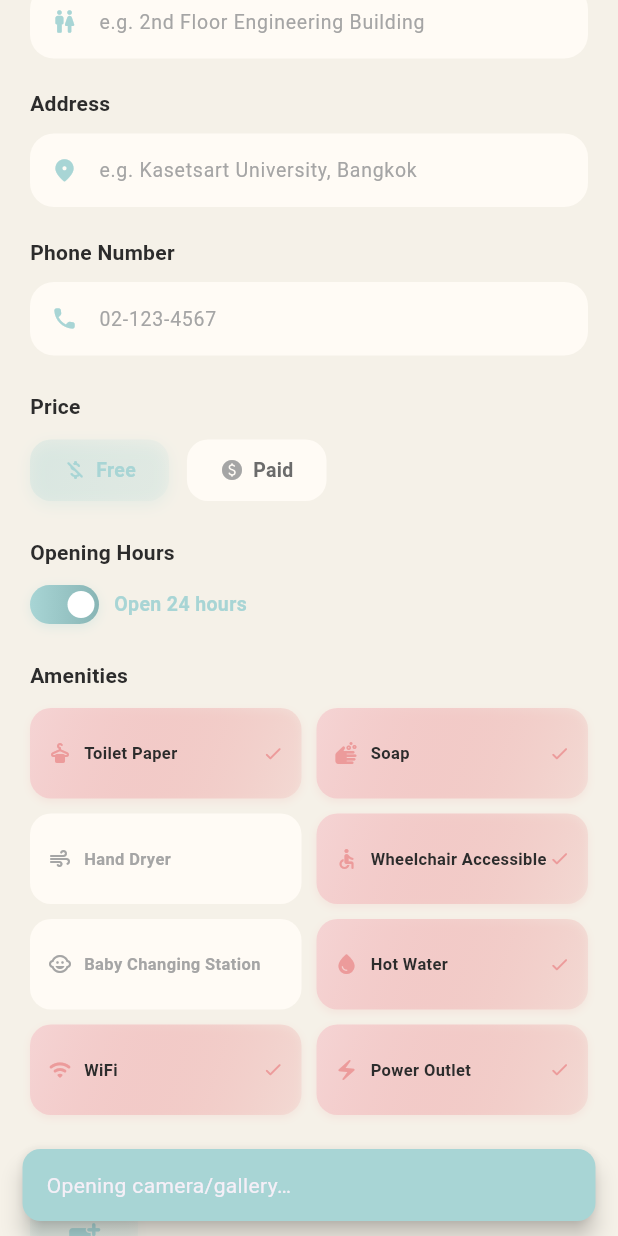
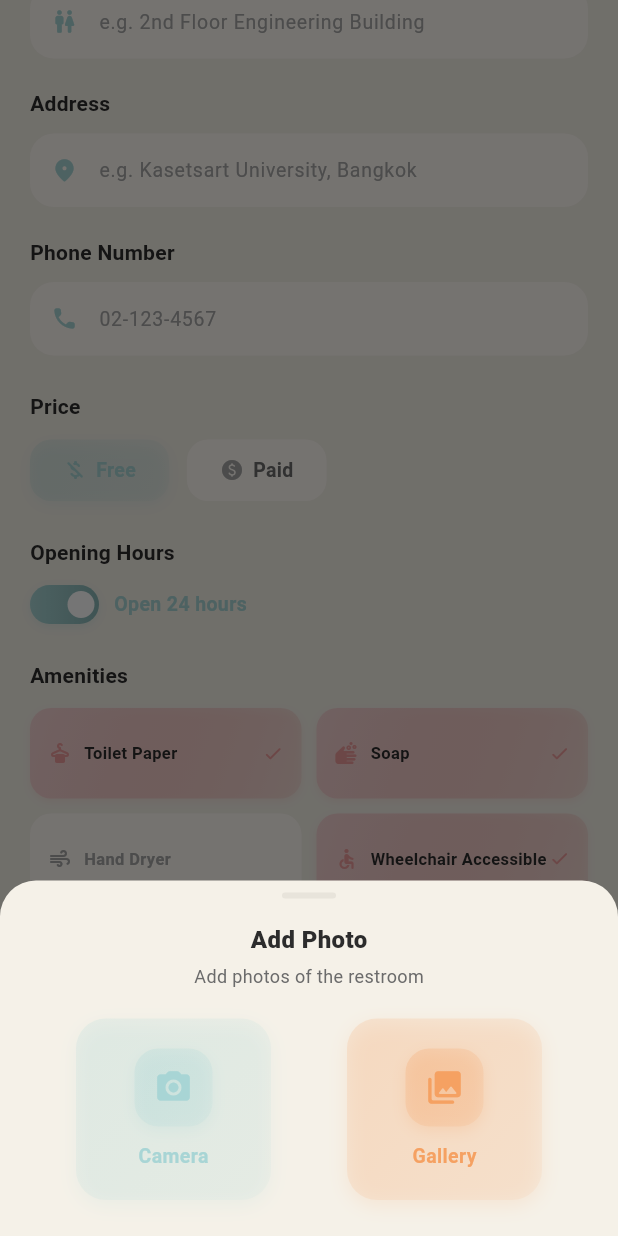
Before and after one commit to chaoticJester/01418342-Project-RestroomNearU, a Flutter app: the AddNewRestroomPage screen opened by its route, scrolled down 576 dp, after a tap on "Add", on a phone screen of 412 x 824 dp. Run offline on Flutter 3.47's test engine with Material 3 defaults, Android fonts, the phone set to English and light mode, and no system bars; our stand-ins replace cloud_firestore, firebase_auth, firebase_core, firebase_storage, font_awesome_flutter, geolocator and 3 more; accounts and stored records are empty.

Commit message:
Improve add new restroom page functionality
- Enhanced form validation and user input handling
- Improved location picker and map integration
- Added better image upload and preview
- Enhanced submit process with loading states

Co-Authored-By: Warp <agent@warp.dev>

```diff
--- a/lib/pages/user/add_new_restroom_page.dart
+++ b/lib/pages/user/add_new_restroom_page.dart
@@ -1,6 +1,11 @@
+import 'dart:io';
+import 'package:flutter/foundation.dart';
+import 'package:flutter/gestures.dart';
 import 'package:flutter/material.dart';
 import 'package:flutter/services.dart';
 import 'package:cloud_firestore/cloud_firestore.dart';
+import 'package:firebase_storage/firebase_storage.dart';
+import 'package:image_picker/image_picker.dart';
 import 'package:restroom_near_u/models/request_model.dart';
 import 'package:restroom_near_u/models/restroom_model.dart';
 import 'package:restroom_near_u/services/request_firestore.dart';
@@ -74,6 +79,8 @@ class _AddNewRestroomPageState extends State<AddNewRestroomPage>
   };
 
   List<String> photoUrls = [];
+  List<File> _localPhotos = [];   // local files staged before upload
+  bool _isUploadingPhotos = false;
 
   // Entry animation
   late AnimationController _enterCtrl;
@@ -270,8 +277,20 @@ class _AddNewRestroomPageState extends State<AddNewRestroomPage>
 
       try {
         // 1. นำข้อมูลจากฟอร์มมาสร้างเป็น RestroomModel ก่อน
+        // Pre-generate a doc ID so we can use it for Storage paths
+        final docRef = FirebaseFirestore.instance.collection('requests').doc();
+        final tempId = docRef.id;
+
+        // Upload photos to Firebase Storage (if any)
+        List<String> uploadedUrls = [];
+        if (_localPhotos.isNotEmpty) {
+          setState(() => _isUploadingPhotos = true);
+          uploadedUrls = await _uploadPhotos(tempId);
+          setState(() => _isUploadingPhotos = false);
+        }
+
         final newRestroom = RestroomModel(
-          restroomId: '', // ปล่อยว่างไว้ เพราะยังไม่ได้อนุมัติจริง
+          restroomId: '',
           restroomName: _nameController.text,
           address: _locationController.text,
           latitude: _selectedLatitude!,
@@ -282,16 +301,16 @@ class _AddNewRestroomPageState extends State<AddNewRestroomPage>
           is24hrs: is24Hours,
           phoneNumber: _phoneController.text,
           amenities: _amenities,
-          photos: photoUrls,
+          photos: uploadedUrls,   // real Firebase Storage URLs
           createdBy: currentUserId,
         );
 
         // 2. นำ RestroomModel มาห่อด้วย RequestModel อีกชั้น
         final newRequest = RequestModel(
-          requestId: '',
+          requestId: tempId,
           restroom: newRestroom,
           userId: currentUserId,
-          createdAt: Timestamp.now(), // ใช้งาน Timestamp จาก Firestore
+          createdAt: Timestamp.now(),
         );
 
         // 3. ส่งข้อมูลขึ้น Firestore ผ่าน RequestService
@@ -571,9 +590,15 @@ class _AddNewRestroomPageState extends State<AddNewRestroomPage>
                   _selectedLongitude = _currentMapPosition.longitude;
                 });
               },
-              zoomControlsEnabled: false, // ซ่อนปุ่มซูมเพื่อความสะอาดตา
-              myLocationEnabled: _hasLocationPermission,    // แสดงจุดฟ้าๆ ของผู้ใช้
-              myLocationButtonEnabled: false, // ซ่อนปุ่มตำแหน่งของ Google เพื่อใช้ปุ่มของเราแทน
+              zoomControlsEnabled: false,
+              myLocationEnabled: _hasLocationPermission,
+              myLocationButtonEnabled: false,
+              // Allow map gestures to win over the parent ScrollView
+              gestureRecognizers: <Factory<OneSequenceGestureRecognizer>>{
+                Factory<EagerGestureRecognizer>(
+                  () => EagerGestureRecognizer(),
+                ),
+              },
             ),
 
             // 2. หมุดตรงกลาง (จะอยู่กับที่เสมอขณะที่แผนที่ขยับ)
@@ -606,14 +631,7 @@ class _AddNewRestroomPageState extends State<AddNewRestroomPage>
     return GestureDetector(
       onTap: () {
         HapticFeedback.lightImpact();
-        ScaffoldMessenger.of(context).showSnackBar(
-          SnackBar(
-            content: const Text('Getting current location…'),
-            backgroundColor: _C.mint,
-            behavior: SnackBarBehavior.floating,
-            shape: RoundedRectangleBorder(borderRadius: BorderRadius.circular(12)),
-          ),
-        );
+        _getCurrentLocation();
       },
       child: Row(
         mainAxisSize: MainAxisSize.min,
@@ -976,40 +994,136 @@ class _AddNewRestroomPageState extends State<AddNewRestroomPage>
     );
   }
 
+  // ── Photo picker helpers ─────────────────────────────────────────
+  void _showPhotoSourceSheet() {
+    showModalBottomSheet(
+      context: context,
+      backgroundColor: _C.bg,
+      shape: const RoundedRectangleBorder(
+          borderRadius: BorderRadius.vertical(top: Radius.circular(24))),
+      builder: (ctx) => SafeArea(
+        child: Column(
+          mainAxisSize: MainAxisSize.min,
+          children: [
+            const SizedBox(height: 8),
+            Container(
+                width: 36, height: 4,
+                decoration: BoxDecoration(
+                    color: _C.divider, borderRadius: BorderRadius.circular(99))),
+            const SizedBox(height: 16),
+            const Text('Add Photo',
+                style: TextStyle(fontSize: 16, fontWeight: FontWeight.w800, color: _C.textDark)),
+            const SizedBox(height: 4),
+            const Text('Add photos of the restroom',
+                style: TextStyle(fontSize: 12, color: _C.textMid)),
+            const SizedBox(height: 20),
+            Row(
+              mainAxisAlignment: MainAxisAlignment.spaceEvenly,
+              children: [
+                _PhotoSourceBtn(
+                  icon: Icons.camera_alt_rounded,
+                  label: 'Camera',
+                  color: _C.mint,
+                  onTap: () { Navigator.pop(ctx); _pickPhoto(ImageSource.camera); },
+                ),
+                _PhotoSourceBtn(
+                  icon: Icons.photo_library_rounded,
+                  label: 'Gallery',
+                  color: _C.orange,
+                  onTap: () { Navigator.pop(ctx); _pickPhoto(ImageSource.gallery); },
+                ),
+              ],
+            ),
+            const SizedBox(height: 24),
+          ],
+        ),
+      ),
+    );
+  }
+
+  Future<void> _pickPhoto(ImageSource source) async {
+    final picker = ImagePicker();
+    final XFile? picked = await picker.pickImage(
+      source: source,
+      imageQuality: 80,
+      maxWidth: 1200,
+      maxHeight: 1200,
+    );
+    if (picked == null) return;
+    setState(() => _localPhotos.add(File(picked.path)));
+  }
+
+  void _removePhoto(int index) {
+    setState(() => _localPhotos.removeAt(index));
+  }
+
+  Future<List<String>> _uploadPhotos(String requestId) async {
+    final urls = <String>[];
+    for (final file in _localPhotos) {
+      final fileName = 'requests/$requestId/${DateTime.now().millisecondsSinceEpoch}.jpg';
+      final ref = FirebaseStorage.instance.ref().child(fileName);
+      final task = await ref.putFile(file, SettableMetadata(contentType: 'image/jpeg'));
+      urls.add(await task.ref.getDownloadURL());
+    }
+    return urls;
+  }
+
   // ── Photo row ─────────────────────────────────────────────────────────
   Widget _photoRow() {
-    return Row(
+    return Wrap(
+      spacing: 10,
+      runSpacing: 10,
       children: [
+        // Local photo previews with remove button
+        ..._localPhotos.asMap().entries.map((e) {
+          final i = e.key;
+          final file = e.value;
+          return Stack(
+            children: [
+              Container(
+                width: 72, height: 72,
+                decoration: BoxDecoration(
+                  borderRadius: BorderRadius.circular(16),
+                  color: _C.pinkLight.withOpacity(0.3),
+                ),
+                child: ClipRRect(
+                  borderRadius: BorderRadius.circular(14),
+                  child: Image.file(file, fit: BoxFit.cover),
+                ),
+              ),
+              Positioned(
+                top: 2, right: 2,
+                child: GestureDetector(
+                  onTap: () => _removePhoto(i),
+                  child: Container(
+                    width: 20, height: 20,
+                    decoration: const BoxDecoration(
+                      color: Colors.white, shape: BoxShape.circle,
+                    ),
+                    child: const Icon(Icons.close_rounded, size: 13, color: Colors.red),
+                  ),
+                ),
+              ),
+            ],
+          );
+        }),
+
         // Add photo button
         GestureDetector(
           onTap: () {
             HapticFeedback.lightImpact();
-            ScaffoldMessenger.of(context).showSnackBar(
-              SnackBar(
-                content: const Text('Opening camera/gallery…'),
-                backgroundColor: _C.mint,
-                behavior: SnackBarBehavior.floating,
-                shape: RoundedRectangleBorder(
-                    borderRadius: BorderRadius.circular(12)),
-              ),
-            );
+            _showPhotoSourceSheet();
           },
           child: Container(
-            width: 72,
-            height: 72,
+            width: 72, height: 72,
             decoration: BoxDecoration(
               gradient: LinearGradient(
                 colors: [_C.mint.withOpacity(0.15), _C.mint.withOpacity(0.05)],
-                begin: Alignment.topLeft,
-                end: Alignment.bottomRight,
+                begin: Alignment.topLeft, end: Alignment.bottomRight,
               ),
               borderRadius: BorderRadius.circular(16),
               boxShadow: [
-                BoxShadow(
-                  color: _C.mint.withOpacity(0.15),
-                  blurRadius: 8,
-                  offset: const Offset(0, 3),
-                ),
+                BoxShadow(color: _C.mint.withOpacity(0.15), blurRadius: 8, offset: const Offset(0, 3)),
               ],
             ),
             child: Column(
@@ -1022,23 +1136,6 @@ class _AddNewRestroomPageState extends State<AddNewRestroomPage>
             ),
           ),
         ),
-        const SizedBox(width: 10),
-        // Photo previews
-        ...photoUrls.take(4).map((url) => Padding(
-          padding: const EdgeInsets.only(right: 10),
-          child: Container(
-            width: 72,
-            height: 72,
-            decoration: BoxDecoration(
-              borderRadius: BorderRadius.circular(16),
-              color: _C.pinkLight.withOpacity(0.3),
-            ),
-            child: ClipRRect(
-              borderRadius: BorderRadius.circular(14),
-              child: Image.network(url, fit: BoxFit.cover),
-            ),
-          ),
-        )),
       ],
     );
   }
@@ -1075,6 +1172,55 @@ class _AddNewRestroomPageState extends State<AddNewRestroomPage>
               letterSpacing: 0.3,
             ),
           ),
+        ),
+      ),
+    );
+  }
+}
+
+// ─────────────────────────────────────────────
+// Photo source button (Camera / Gallery)
+// ─────────────────────────────────────────────
+class _PhotoSourceBtn extends StatelessWidget {
+  final IconData icon;
+  final String label;
+  final Color color;
+  final VoidCallback onTap;
+  const _PhotoSourceBtn({required this.icon, required this.label, required this.color, required this.onTap});
+
+  @override
+  Widget build(BuildContext context) {
+    return GestureDetector(
+      onTap: onTap,
+      child: Container(
+        width: 130,
+        padding: const EdgeInsets.symmetric(vertical: 20),
+        decoration: BoxDecoration(
+          gradient: LinearGradient(
+            colors: [color.withOpacity(0.18), color.withOpacity(0.08)],
+            begin: Alignment.topLeft, end: Alignment.bottomRight,
+          ),
+          borderRadius: BorderRadius.circular(20),
+          boxShadow: [BoxShadow(color: color.withOpacity(0.15), blurRadius: 10, offset: const Offset(0, 4))],
+        ),
+        child: Column(
+          mainAxisSize: MainAxisSize.min,
+          children: [
+            Container(
+              width: 52, height: 52,
+              decoration: BoxDecoration(
+                gradient: LinearGradient(
+                  colors: [color.withOpacity(0.25), color.withOpacity(0.12)],
+                  begin: Alignment.topLeft, end: Alignment.bottomRight,
+                ),
+                borderRadius: BorderRadius.circular(16),
+                boxShadow: [BoxShadow(color: color.withOpacity(0.2), blurRadius: 8, offset: const Offset(0, 3))],
+              ),
+              child: Icon(icon, size: 26, color: color),
+            ),
+            const SizedBox(height: 10),
+            Text(label, style: TextStyle(fontSize: 13, fontWeight: FontWeight.w700, color: color)),
+          ],
         ),
       ),
     );
```
